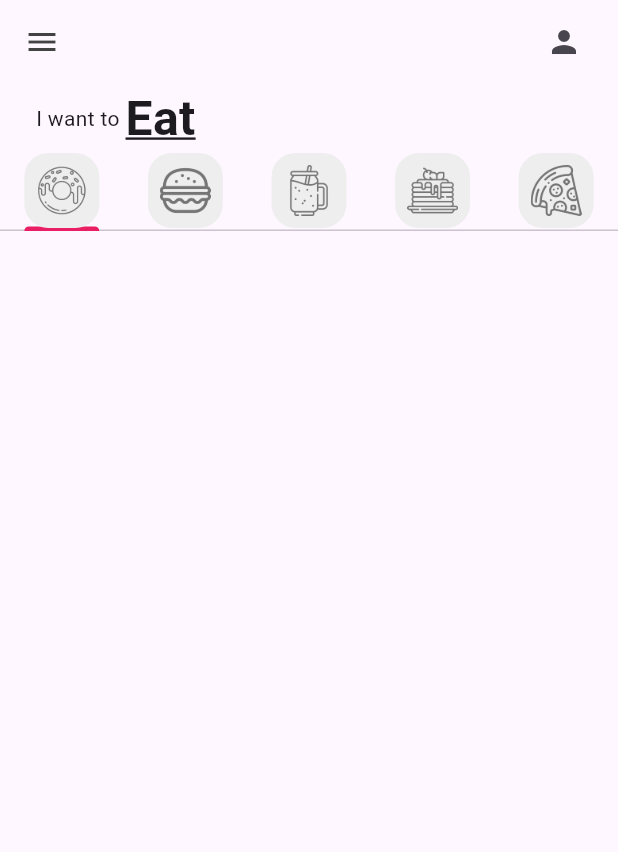
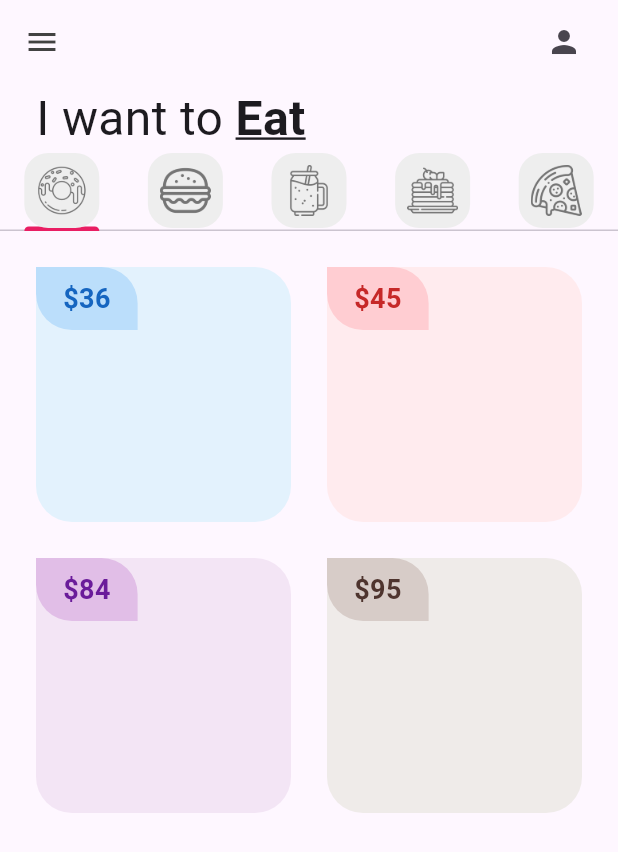
Before and after one commit to EmilioGonzalez011205/donut_app_4sa, a Flutter app: the screen it shows after launch, on a phone screen of 412 x 824 dp. Shown: the top 852 px of the screen. Run offline on Flutter 3.47's test engine with Material 3 defaults, Android fonts, the phone set to English and light mode, and no system bars.

Commit message:
StartingDonutTile

```diff
--- a/lib/Pages/home_page.dart
+++ b/lib/Pages/home_page.dart
@@ -50,7 +50,7 @@ class _HomepageState extends State<HomePage> {
             padding: EdgeInsets.symmetric(horizontal: 24.0),
             child: Row(
               children: [
-                Text("I want to "),
+                Text("I want to ",style:TextStyle(fontSize:32)),
                 Text("Eat",style:TextStyle(
                   //Tamaño de letra
                   fontSize: 32,
--- a/lib/tabs/donut_tab.dart
+++ b/lib/tabs/donut_tab.dart
@@ -1,7 +1,17 @@
+import 'package:donut_app_4sa/utils/donut_tile.dart';
 import 'package:flutter/material.dart';
 
 class DonutTab extends StatelessWidget {
-  const DonutTab({super.key});
+
+  //list of donuts
+  final List donutsOnSale = [
+    //[donutFlavor, donutPrice, donutColor, imageName]
+    ["Ice Cream", "36", Colors.blue, "lib/images/icecream_donut.png"],
+    ["Strawberry", "45", Colors.red, "lib/images/strawberry_donut.png"],
+    ["Grape Ape", "84", Colors.purple, "lib/images/grape_donut.png"],
+    ["Choco", "95", Colors.brown, "lib/images/chocolate_donut.png"]
+  ];
+  DonutTab({super.key});
 
   @override
   Widget build(BuildContext context) {
@@ -10,13 +20,18 @@ class DonutTab extends StatelessWidget {
       gridDelegate: const SliverGridDelegateWithFixedCrossAxisCount(
         //número de columnas
         crossAxisCount: 2),
-      //cuántos elementos}
 
+      //cuántos elementos
       itemCount: 4,
       padding: const EdgeInsets.all(12),
       //Qué elemento se construirá
       itemBuilder: (context, index){
-          return;
+          return DonutTile(
+          donutFlavor:donutsOnSale[index][0],
+          donutPrice:donutsOnSale[index][1],
+          donutColor:donutsOnSale[index][2],
+          imageName:donutsOnSale[index][3],
+          );
       });
   }
 }
--- /dev/null
+++ b/lib/utils/donut_tile.dart
@@ -0,0 +1,56 @@
+import 'package:flutter/material.dart';
+
+class DonutTile extends StatelessWidget {
+
+  final String donutFlavor;
+  final String donutPrice;
+  //dynamic porque será de tipo color
+  final dynamic donutColor;
+  final String imageName;
+
+  const DonutTile({super.key,
+  required this.donutFlavor,
+  required this.donutPrice,
+  required this.donutColor,
+  required this.imageName}
+  );
+
+  @override
+  Widget build(BuildContext context) {
+    return Padding(
+      padding: const EdgeInsets.all(12.0),
+      child: Container(
+        //color: donutColor[50],
+        decoration: BoxDecoration(
+          color: donutColor[50],
+          //Esquinas redondeadas
+          borderRadius: BorderRadius.circular(24),),
+          child: Column(
+            children: [
+              Row(
+                children: [
+                  Container(
+                    decoration: BoxDecoration(
+                      color: donutColor[100],
+                      borderRadius: const BorderRadius.only(bottomLeft: Radius.circular(24),
+                      topRight: Radius.circular(24)),
+                    ),
+                    padding: const EdgeInsets.symmetric(vertical: 8,
+                    horizontal: 18),
+                    child:Text(
+                      "\$$donutPrice",
+                      style:TextStyle(
+                        fontWeight: FontWeight.bold,
+                        fontSize: 18,
+                        color: donutColor[800],
+                    )
+                  ),
+                )
+              ],
+            )
+      ]
+    ),
+  )
+);
+  }
+}
```
